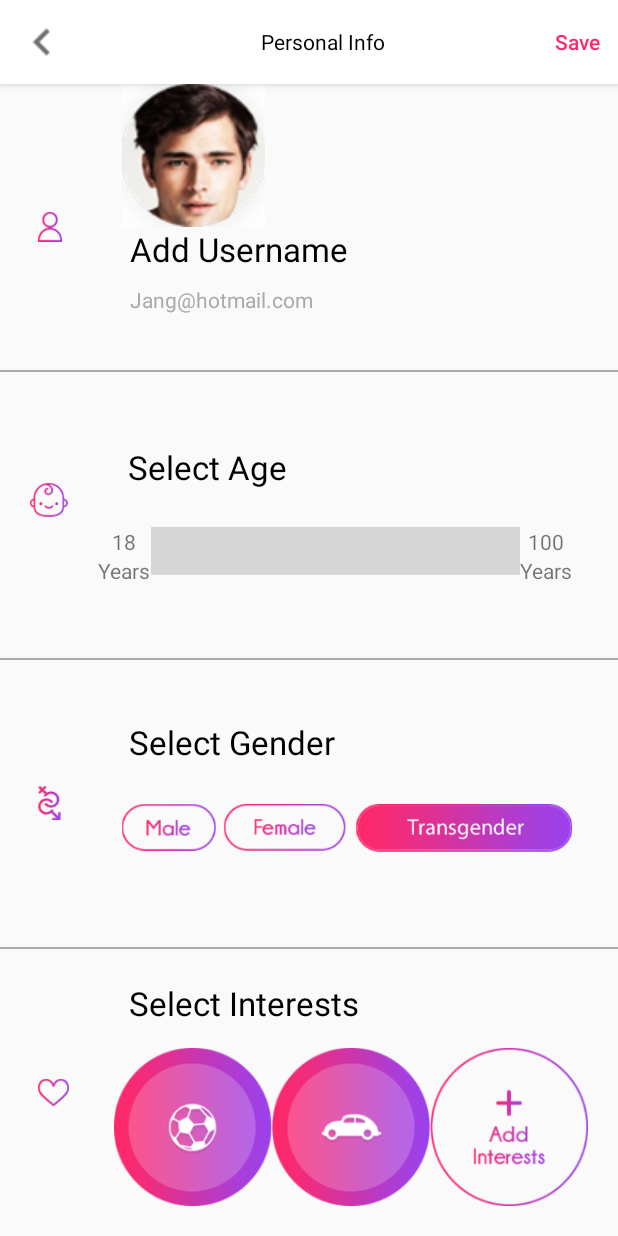
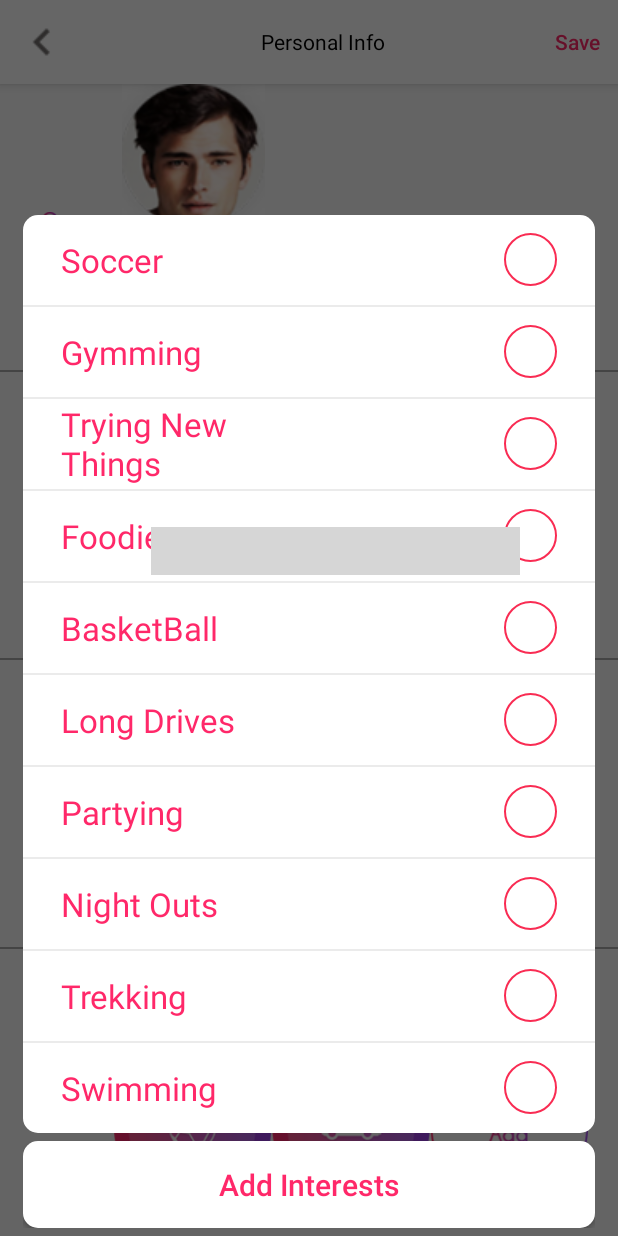
Before and after one commit to dingzhexue/LureAR-UX, an Android app: the LARPersonalInfoActivity screen opened directly, with no data from a screen before it, after a tap on an icon or button, on a phone screen of 412 x 824 dp. Run offline under Robolectric (Android 15) with nearby library versions, the phone set to English and light mode, and no system bars; our stand-ins replace ButterKnife, CircleImageView; libraries missing offline, so code that uses them is left out: com.jaredrummler.android, com.logentries.logger; plain views replace DiscreteSeekBar; 2 statements that could not run were skipped; 1 other tap on this screen came first; grey boxes are pictures that could not be loaded.

Commit message:
Fix last issues.

```diff
--- a/LureAR/app/src/main/AndroidManifest.xml
+++ b/LureAR/app/src/main/AndroidManifest.xml
@@ -62,7 +62,8 @@
             android:name=".checkinout.LARCheckInOutActivity"
             android:screenOrientation="portrait"
             android:theme="@style/AppTheme" />
-        <activity android:name=".nearby.LARLureNearbyActivity"></activity>
+        <activity android:name=".nearby.LARLureNearbyActivity" />
+        <activity android:name=".geofences.LARGeoFencesActivity" />
     </application>
 
 </manifest>
--- a/LureAR/app/src/main/java/com/lurear/app/LARCommon.java
+++ b/LureAR/app/src/main/java/com/lurear/app/LARCommon.java
@@ -179,13 +179,7 @@ public class LARCommon {
 
     public static void showAddInterestsDialog(final Context context) {
 
-//        ListView itemsList;
-//        ArrayList<LARAddInterestsModel> addItemsList=new ArrayList<>();
-//        itemsList = (ListView) findViewById(R.id.addInterestsItemListView);
-//        addItemsList.add(new LARAddInterestsModel("Park Plaza"));
-//
-//        LARAddInterestAdapter myAdapter=new LARAddInterestAdapter(this,R.layout.fragment_add_interest_cell,addItemsList);
-//        itemsList.setAdapter(myAdapter);
+
 
         pickerAddInterestsDialog = new Dialog(context);
         pickerAddInterestsDialog.requestWindowFeature(Window.FEATURE_NO_TITLE);
@@ -202,5 +196,22 @@ public class LARCommon {
         });
         pickerAddInterestsDialog.show();
 
+        ListView itemsList;
+        ArrayList<LARAddInterestsModel> addItemsList=new ArrayList<>();
+        itemsList = (ListView) pickerAddInterestsDialog.findViewById(R.id.addInterestsItemListView);
+        addItemsList.add(new LARAddInterestsModel("Soccer"));
+        addItemsList.add(new LARAddInterestsModel("Gymming"));
+        addItemsList.add(new LARAddInterestsModel("Trying New Things"));
+        addItemsList.add(new LARAddInterestsModel("Foodie"));
+        addItemsList.add(new LARAddInterestsModel("BasketBall"));
+        addItemsList.add(new LARAddInterestsModel("Long Drives"));
+        addItemsList.add(new LARAddInterestsModel("Partying"));
+        addItemsList.add(new LARAddInterestsModel("Night Outs"));
+        addItemsList.add(new LARAddInterestsModel("Trekking"));
+        addItemsList.add(new LARAddInterestsModel("Swimming"));
+
+        LARAddInterestAdapter myAdapter=new LARAddInterestAdapter(context,R.layout.fragment_add_interest_cell,addItemsList);
+        itemsList.setAdapter(myAdapter);
+
     }
 }
--- a/LureAR/app/src/main/java/com/lurear/nearby/LARLureNearbyActivity.java
+++ b/LureAR/app/src/main/java/com/lurear/nearby/LARLureNearbyActivity.java
@@ -9,6 +9,8 @@ import android.view.Gravity;
 import android.view.Menu;
 import android.view.MenuInflater;
 import android.view.MenuItem;
+import android.view.View;
+import android.widget.AdapterView;
 import android.widget.ListView;
 import android.widget.RelativeLayout;
 import android.widget.TextView;
--- a/LureAR/app/src/main/java/com/lurear/setup/LARPersonalInfoActivity.java
+++ b/LureAR/app/src/main/java/com/lurear/setup/LARPersonalInfoActivity.java
@@ -139,7 +139,7 @@ public class LARPersonalInfoActivity extends LARBaseActivity {
 
     @OnClick(R.id.btAddInterests)
     void addInterestsClickListener() {
-//        LARCommon.showAddInterestsDialog(LARPersonalInfoActivity.this);
+        LARCommon.showAddInterestsDialog(LARPersonalInfoActivity.this);
     }
 
 }
--- a/LureAR/app/src/main/res/layout/activity_add_interest.xml
+++ b/LureAR/app/src/main/res/layout/activity_add_interest.xml
@@ -3,43 +3,49 @@
     android:orientation="vertical"
     android:layout_width="match_parent"
     android:layout_height="match_parent"
-    android:gravity="bottom">
+    android:gravity="bottom"
+    android:paddingLeft="@dimen/common_padding_medium"
+    android:paddingRight="@dimen/common_padding_medium">
 
     <LinearLayout
         android:layout_width="match_parent"
         android:layout_height="match_parent"
         android:layout_weight="1"
-        android:background="@drawable/round"
         android:gravity="bottom"
         android:orientation="vertical"
         >
 
-        <ListView
+        <LinearLayout
+            android:layout_width="match_parent"
+            android:layout_height="wrap_content"
+            android:orientation="vertical"
+            android:background="@drawable/round">
+            <ListView
+                android:id="@+id/addInterestsItemListView"
+                android:layout_width="match_parent"
+                android:layout_height="wrap_content"
+                android:divider="@color/colorSoftGray"
+                android:dividerHeight="1dp" />
 
-            android:id="@+id/addInterestsItemListView"
-                        android:layout_width="match_parent"
-                        android:layout_height="wrap_content"
-            android:divider="@color/colorSoftGray"
-            android:dividerHeight="1dp" />
+        </LinearLayout>
+
+
     </LinearLayout>
 
     <LinearLayout
         android:layout_width="match_parent"
         android:layout_height="wrap_content"
-        android:layout_marginTop="@dimen/common_padding_small3"
-        android:layout_marginBottom="@dimen/common_padding_small2"
-        android:layout_marginLeft="@dimen/common_padding_medium1"
-        android:layout_marginRight="@dimen/common_padding_medium1"
+        android:layout_marginTop="@dimen/common_padding_small1"
+        android:layout_marginBottom="@dimen/common_padding_small1"
         >
-
         <Button
-            android:id="@+id/btAddInterests"
             android:layout_width="match_parent"
             android:layout_height="match_parent"
             android:background="@drawable/round"
-            android:text="@string/add_interests"
-            android:textAppearance="?android:attr/textAppearanceLarge"
+            android:textSize="@dimen/font_large"
+            android:text="Add Interests"
             android:textColor="@color/colorRed1"
-            android:textStyle="bold" />
+            android:padding="@dimen/common_padding_medium"
+            android:id="@+id/btAddInterests" />
     </LinearLayout>
 </LinearLayout>
--- a/LureAR/app/src/main/res/layout/activity_side_menu.xml
+++ b/LureAR/app/src/main/res/layout/activity_side_menu.xml
@@ -181,6 +181,7 @@
             android:layout_weight="1"
             android:layout_marginLeft="@dimen/common_padding_large2">
             <TextView
+                android:id="@+id/btLureNearby"
                 android:layout_width="match_parent"
                 android:layout_height="match_parent"
                 android:text="Lure Nearby"
--- a/LureAR/app/src/main/res/layout/fragment_add_interest_cell.xml
+++ b/LureAR/app/src/main/res/layout/fragment_add_interest_cell.xml
@@ -1,5 +1,6 @@
 <?xml version="1.0" encoding="utf-8"?>
 <LinearLayout xmlns:android="http://schemas.android.com/apk/res/android"
+    xmlns:tools="http://schemas.android.com/tools"
     android:orientation="vertical"
     android:layout_width="match_parent"
     android:layout_height="match_parent"
@@ -7,37 +8,40 @@
     >
     <LinearLayout
         android:layout_width="match_parent"
-        android:layout_height="0dp"
-        android:layout_weight="1.2"
-        android:orientation="horizontal"
-        android:layout_gravity="center_vertical">
+        android:layout_height="60dp"
+        android:gravity="center_vertical"
+        android:orientation="horizontal">
         <LinearLayout
             android:layout_width="0dp"
             android:layout_height="match_parent"
+            android:orientation="horizontal"
             android:layout_weight="1"
-            android:gravity="left|center"
-            android:paddingLeft="@dimen/common_padding_large">
+            android:gravity="center|left"
+            android:layout_marginLeft="@dimen/common_padding_medium2">
             <TextView
                 android:id="@+id/textViewInterestItem"
                 android:layout_width="wrap_content"
                 android:layout_height="wrap_content"
                 android:text="name"
-                android:textColor="@color/checkNameColor"
+                android:textColor="@color/colorRed1"
                 android:textSize="@dimen/font_large1"
-                android:textStyle="bold"/>
+                 />
         </LinearLayout>
+
         <LinearLayout
             android:layout_width="0dp"
             android:layout_height="match_parent"
+            android:orientation="horizontal"
             android:layout_weight="1"
             android:gravity="center|right"
-            android:paddingRight="@dimen/common_padding_medium1">
+            android:layout_marginRight="@dimen/common_padding_medium2">
             <CheckBox
                 android:layout_width="wrap_content"
                 android:layout_height="wrap_content"
                 android:button="@xml/custom_checkbox"
                 android:id="@+id/checkSwim"/>
         </LinearLayout>
+
     </LinearLayout>
 
 </LinearLayout>
--- a/LureAR/app/src/main/res/layout/fragment_list_cell.xml
+++ b/LureAR/app/src/main/res/layout/fragment_list_cell.xml
@@ -27,7 +27,7 @@
                     android:layout_height="wrap_content"
                     android:text="name"
                     android:textColor="@color/checkNameColor"
-                    android:textSize="@dimen/font_large1"
+                    android:textSize="@dimen/font_large"
                     android:textStyle="bold"/>
             </LinearLayout>
             <LinearLayout
@@ -42,7 +42,7 @@
                     android:layout_height="wrap_content"
                     android:text="time"
                     android:textColor="@color/checkDateColor"
-                    android:textSize="@dimen/font_medium4"/>
+                    android:textSize="@dimen/font_medium3"/>
             </LinearLayout>
         </LinearLayout>
         <LinearLayout
@@ -66,7 +66,7 @@
                     android:gravity="left"
                     android:text="date"
                     android:textColor="@color/checkDateColor"
-                    android:textSize="@dimen/font_medium3"/>
+                    android:textSize="@dimen/font_medium2"/>
             </LinearLayout>
 
         </LinearLayout>
--- a/LureAR/app/src/main/res/values/strings.xml
+++ b/LureAR/app/src/main/res/values/strings.xml
@@ -36,7 +36,7 @@
     <string name="add_interests">Add Interests</string>
     <string name="interest_in">Interested In</string>
     <string name="select_age_group">Select Age Group</string>
-    <string name="choose_distance">Choose Distance(Radius)</string>
+    <string name="choose_distance">Choose Distance (Radius)</string>
     <string name="years">Years</string>
     <string name="age_min">18</string>
     <string name="age_max">100</string>
```
Also changed, not shown: LureAR/app/build.gradle (+7 -7 lines), LureAR/app/src/main/java/com/lurear/CheckInOut/LARCheckInOutActivity.java (+13 -13 lines), LureAR/app/src/main/java/com/lurear/home/LARHomeSideMenuActivity.java (+17 -1 lines), LureAR/app/src/main/java/com/lurear/model/LARCheckInOutAdapter.java (+5 -5 lines), LureAR/app/src/main/java/com/lurear/nearby/LARProductListAdapterWithCache.java (+20 -5 lines), LureAR/app/src/main/res/layout/fragment_lurenearbylist_cell.xml (+22 -7 lines), LureAR/app/src/main/res/drawable/ic_png_layout.png (added).
